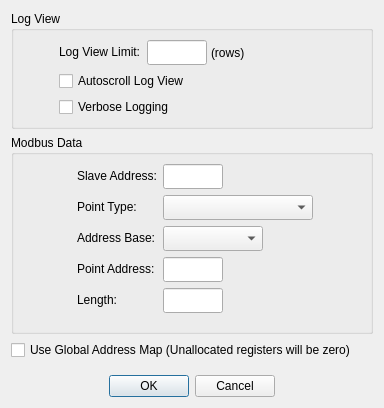
The window that omodsim/dialogs/dialogdisplaydefinition.ui (sanny32/OpenModSim) describes before a commit, drawn with Qt 5.
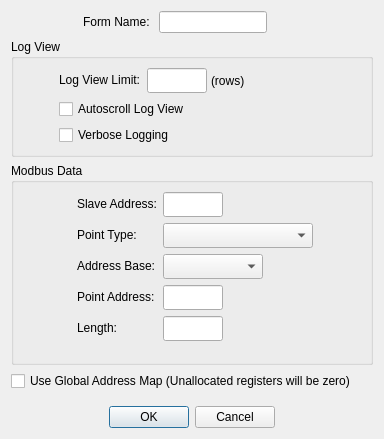
The same window after the commit. Custom widgets are drawn as their Qt base class.

Commit message: Added renaming child windows (fixing #49)

The edit to the form file:
```diff
--- a/omodsim/dialogs/dialogdisplaydefinition.ui
+++ b/omodsim/dialogs/dialogdisplaydefinition.ui
@@ -7,13 +7,57 @@
     <x>0</x>
     <y>0</y>
     <width>384</width>
-    <height>408</height>
+    <height>439</height>
    </rect>
   </property>
   <property name="windowTitle">
    <string>Display Definition</string>
   </property>
   <layout class="QVBoxLayout" name="verticalLayout">
+   <item>
+    <layout class="QFormLayout" name="formLayout_2">
+     <property name="formAlignment">
+      <set>Qt::AlignmentFlag::AlignHCenter|Qt::AlignmentFlag::AlignTop</set>
+     </property>
+     <item row="0" column="0">
+      <widget class="QLabel" name="labelFormName">
+       <property name="text">
+        <string>Form Name: </string>
+       </property>
+      </widget>
+     </item>
+     <item row="0" column="1">
+      <layout class="QHBoxLayout" name="horizontalLayout_2">
+       <item>
+        <widget class="QLineEdit" name="lineEditFormName">
+         <property name="sizePolicy">
+          <sizepolicy hsizetype="Fixed" vsizetype="Fixed">
+           <horstretch>0</horstretch>
+           <verstretch>0</verstretch>
+          </sizepolicy>
+         </property>
+        </widget>
+       </item>
+       <item>
+        <spacer name="horizontalSpacer_2">
+         <property name="orientation">
+          <enum>Qt::Orientation::Horizontal</enum>
+         </property>
+         <property name="sizeType">
+          <enum>QSizePolicy::Policy::Fixed</enum>
+         </property>
+         <property name="sizeHint" stdset="0">
+          <size>
+           <width>40</width>
+           <height>20</height>
+          </size>
+         </property>
+        </spacer>
+       </item>
+      </layout>
+     </item>
+    </layout>
+   </item>
    <item>
     <widget class="QGroupBox" name="groupBox_2">
      <property name="title">
```
The commit also changes 3 other files.
